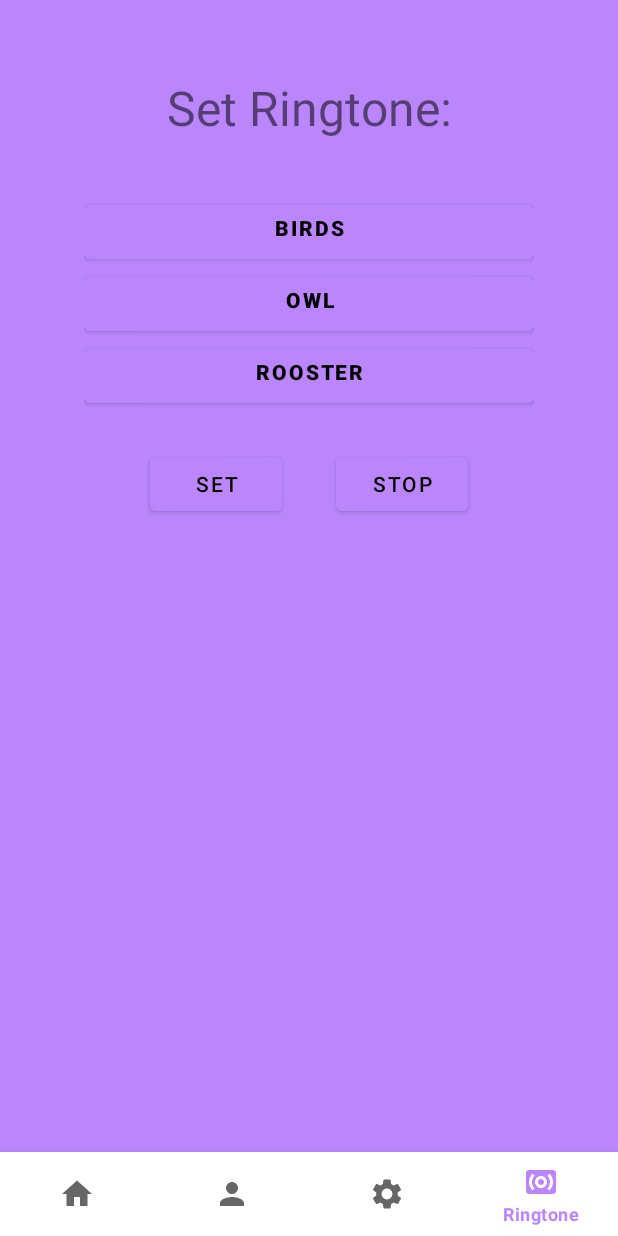
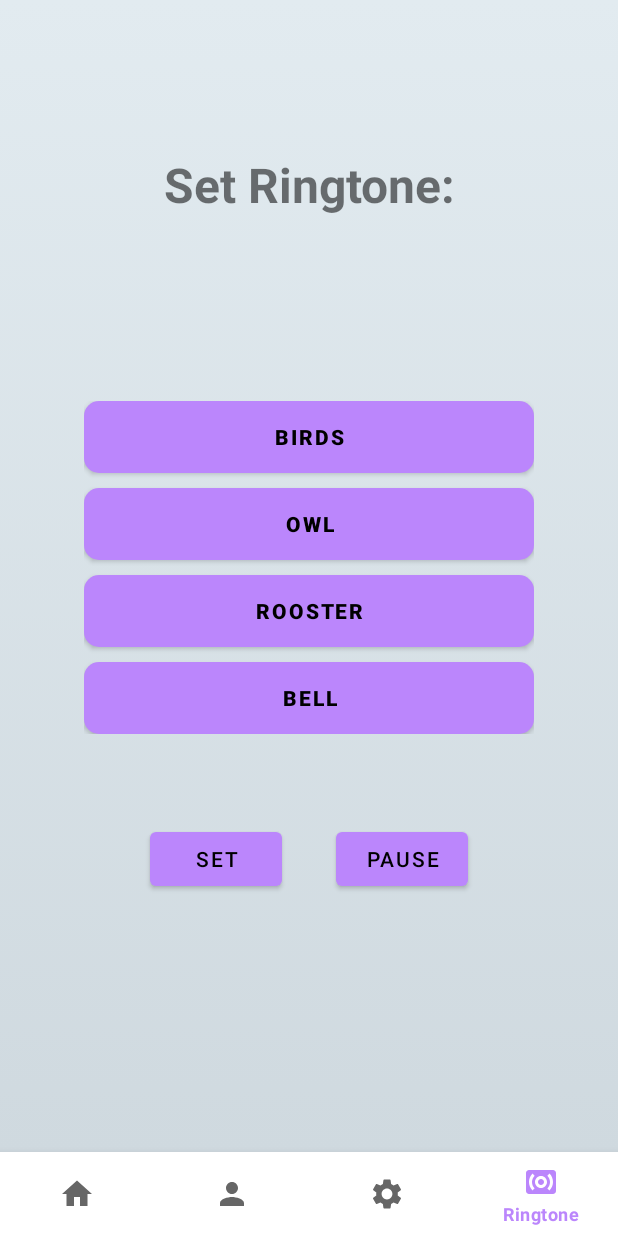
Before and after one commit to oxanabelokon/WakeApp, an Android app: the screen it shows after launch (MainActivity), item 4 of the bottom bar chosen, on a phone screen of 412 x 824 dp. Run offline under Robolectric (Android 15) with nearby library versions, the phone set to English and light mode, and no system bars.

Commit message:
Initial Commit

```diff
--- a/app/build.gradle
+++ b/app/build.gradle
@@ -40,6 +40,7 @@ dependencies {
     implementation 'com.google.android.material:material:1.7.0'
     implementation 'androidx.constraintlayout:constraintlayout:2.1.4'
     implementation 'androidx.gridlayout:gridlayout:1.0.0'
+
     testImplementation 'junit:junit:4.13.2'
     androidTestImplementation 'androidx.test.ext:junit:1.1.5'
     androidTestImplementation 'androidx.test.espresso:espresso-core:3.5.1'
--- a/app/src/main/AndroidManifest.xml
+++ b/app/src/main/AndroidManifest.xml
@@ -23,9 +23,6 @@
             android:exported="false"
             android:theme="@style/Theme.MyApplication.popUp"/>
         <activity
-            android:name=".Games"
-            android:exported="false" />
-        <activity
             android:name=".MainActivity"
             android:exported="true">
             <intent-filter>
--- a/app/src/main/java/com/example/myapplication/MainActivity.java
+++ b/app/src/main/java/com/example/myapplication/MainActivity.java
@@ -35,9 +35,7 @@ import java.util.Random;
 public class MainActivity extends AppCompatActivity implements View.OnClickListener {
     //BottomNavigationView bottomNavigationView;
     ActivityMainBinding activityMainBinding;
-    String ringtone;
-    ImageButton cancelButton;
-
+    String ringtone,nameView;
 
     private TimePicker timePicker;
     private TextClock currentTime;
@@ -61,6 +59,9 @@ public class MainActivity extends AppCompatActivity implements View.OnClickListe
 
         currentTime = findViewById(R.id.textClock);
 
+        //get name
+        Intent intent1 = getIntent();
+        nameView = intent1.getStringExtra("name");
 
         alarmSet.setOnClickListener(this);
 
@@ -73,30 +74,20 @@ public class MainActivity extends AppCompatActivity implements View.OnClickListe
         alarmCancel.setOnClickListener(new View.OnClickListener() {
             @Override
             public void onClick(View view) {
+                Intent intent = new Intent(MainActivity.this, Puzzle.class);
+                intent.putExtra("name", nameView);
+
                 //dialog.getWindow().setBackgroundDrawable(new ColorDrawable(Color.TRANSPARENT));
                 //dialog.show();
                 openPopUpWindow();
-                //finish();
-                //System.exit(0);
-
             }
         });
 
 
         //bottomNavigationView = findViewById(R.id.bottomNav);
-
         month = findViewById(R.id.month);
         day = findViewById(R.id.day);
         year = findViewById(R.id.year);
-
-
-       /* cancelButton=findViewById(R.id.cancel);
-        cancelButton.setOnClickListener(new View.OnClickListener() {
-            @Override
-            public void onClick(View view) {
-                dialog.cancel();
-            }
-        });*/
 
         //bottom nav
         activityMainBinding.bottomNav.setOnItemSelectedListener(item -> {
@@ -130,6 +121,13 @@ public class MainActivity extends AppCompatActivity implements View.OnClickListe
         //get ringtones
         Intent intent = getIntent();
         ringtone = intent.getStringExtra("sound");
+
+        //app exit
+        if (getIntent().getBooleanExtra("EXIT", false))
+        {
+            System.exit(0);
+        }
+
     }
 
 
--- a/app/src/main/java/com/example/myapplication/ThemeFragment.java
+++ b/app/src/main/java/com/example/myapplication/ThemeFragment.java
@@ -34,16 +34,16 @@ public class ThemeFragment extends Fragment {
                     case R.id.idRBLight:
                         // set text to text view as light mode.
                         theme.setText("Light Theme");
+                        theme.setVisibility(View.INVISIBLE);
                         // on below line changing theme to light mode.
                         AppCompatDelegate.setDefaultNightMode(AppCompatDelegate.MODE_NIGHT_NO);
-                        themeTitle.setVisibility(View.INVISIBLE);
                         break;
                     case R.id.idRBDark:
                         // this method is called when dark radio button is selected
                         theme.setText("Dark Theme");
+                        theme.setVisibility(View.INVISIBLE);
                         // change theme to dark mode.
                         AppCompatDelegate.setDefaultNightMode(AppCompatDelegate.MODE_NIGHT_YES);
-                        themeTitle.setVisibility(View.INVISIBLE);
                         break;
                 }
 
@@ -51,5 +51,4 @@ public class ThemeFragment extends Fragment {
         });
         return v;
     }
-
 }
--- /dev/null
+++ b/app/src/main/res/drawable/button.xml
@@ -0,0 +1,6 @@
+<?xml version="1.0" encoding="utf-8"?>
+<shape xmlns:android="http://schemas.android.com/apk/res/android" android:shape="rectangle">
+    <corners android:radius="10dp" />
+    <gradient android:angle="90" android:startColor="#9795f0"
+        android:endColor="#fbc8d4" android:type="linear"/>
+</shape>
--- /dev/null
+++ b/app/src/main/res/drawable/gradient_bg.xml
@@ -0,0 +1,9 @@
+<?xml version="1.0" encoding="utf-8"?>
+<selector xmlns:android="http://schemas.android.com/apk/res/android">
+<item>
+    <shape>
+        <gradient android:angle="90" android:startColor="#cfd9df"
+            android:endColor="#e2ebf0" android:type="linear"/>
+    </shape>
+</item>
+</selector>
--- a/app/src/main/res/layout/fragment_ringtone.xml
+++ b/app/src/main/res/layout/fragment_ringtone.xml
@@ -4,7 +4,7 @@
     xmlns:tools="http://schemas.android.com/tools"
     android:layout_width="match_parent"
     android:layout_height="match_parent"
-    android:background="@color/purple_200"
+    android:background="@drawable/gradient_bg"
     android:orientation="vertical"
     xmlns:app="http://schemas.android.com/apk/res-auto"
     tools:context=".RingtoneFragment">
@@ -16,8 +16,10 @@
         android:layout_height="wrap_content"
         android:layout_marginTop="50dp"
         android:text="Set Ringtone:"
+        android:textStyle="bold"
         android:textAlignment="center"
         android:textSize="32sp"
+        app:layout_constraintBottom_toTopOf="@+id/soundView"
         app:layout_constraintTop_toTopOf="parent" />
 
     <TextView
@@ -29,7 +31,7 @@
         android:layout_marginEnd="32dp"
         android:ems="10"
         android:text=""
-        android:textSize="20sp"
+        app:layout_constraintBottom_toTopOf="@+id/linearLayout"
         app:layout_constraintEnd_toEndOf="parent"
         app:layout_constraintStart_toStartOf="parent"
         app:layout_constraintTop_toBottomOf="@id/title" />
@@ -39,9 +41,9 @@
         android:layout_width="300dp"
         android:layout_height="wrap_content"
         android:layout_marginStart="32dp"
-        android:layout_marginTop="10dp"
         android:layout_marginEnd="32dp"
         android:orientation="vertical"
+        app:layout_constraintBottom_toTopOf="@id/rl"
         app:layout_constraintEnd_toEndOf="parent"
         app:layout_constraintStart_toStartOf="parent"
         app:layout_constraintTop_toBottomOf="@id/soundView">
@@ -50,7 +52,8 @@
             android:id="@+id/birds"
             android:layout_width="match_parent"
             android:layout_height="wrap_content"
-            android:paddingBottom="10dp"
+            android:layout_marginBottom="10dp"
+            android:background="@drawable/button"
             android:text="Birds"
             android:textStyle="bold" />
 
@@ -58,7 +61,8 @@
             android:id="@+id/owl"
             android:layout_width="match_parent"
             android:layout_height="wrap_content"
-            android:paddingBottom="10dp"
+            android:layout_marginBottom="10dp"
+            android:background="@drawable/button"
             android:text="Owl"
             android:textStyle="bold" />
 
@@ -66,8 +70,17 @@
             android:id="@+id/rooster"
             android:layout_width="match_parent"
             android:layout_height="wrap_content"
-            android:paddingBottom="10dp"
+            android:layout_marginBottom="10dp"
+            android:background="@drawable/button"
             android:text="Rooster"
+            android:textStyle="bold" />
+
+        <Button
+            android:id="@+id/bell"
+            android:layout_width="match_parent"
+            android:layout_height="wrap_content"
+            android:background="@drawable/button"
+            android:text="Bell"
             android:textStyle="bold" />
     </LinearLayout>
 
@@ -75,8 +88,10 @@
         android:id="@+id/rl"
         android:layout_width="match_parent"
         android:layout_height="wrap_content"
-        android:layout_marginTop="24dp"
+        android:layout_marginTop="8dp"
+        android:layout_marginBottom="120dp"
         android:orientation="horizontal"
+        app:layout_constraintBottom_toBottomOf="parent"
         app:layout_constraintEnd_toEndOf="parent"
         app:layout_constraintStart_toStartOf="parent"
         app:layout_constraintTop_toBottomOf="@id/linearLayout">
@@ -94,7 +109,7 @@
             android:layout_height="wrap_content"
             android:layout_alignParentEnd="true"
             android:layout_marginEnd="100dp"
-            android:text="Stop" />
+            android:text="Pause" />
     </RelativeLayout>
 
 
--- a/app/src/main/res/values/themes.xml
+++ b/app/src/main/res/values/themes.xml
@@ -18,5 +18,4 @@
         <item name="android:windowCloseOnTouchOutside">false</item>
     </style>
 
-
 </resources>
```
Also changed, not shown: app/src/main/java/com/example/myapplication/Alarm.java (+10 -4 lines), app/src/main/java/com/example/myapplication/Games.java (deleted, +0 -14 lines), app/src/main/java/com/example/myapplication/PersonFragment.java (+14 -9 lines), app/src/main/java/com/example/myapplication/Puzzle.java (+8 -8 lines), app/src/main/java/com/example/myapplication/RingtoneFragment.java (+29 -4 lines), app/src/main/res/layout/activity_games.xml (deleted, +0 -33 lines), app/src/main/res/layout/fragment_person.xml (+20 -8 lines), app/src/main/res/layout/fragment_theme.xml (+15 -8 lines), 4 other files.
